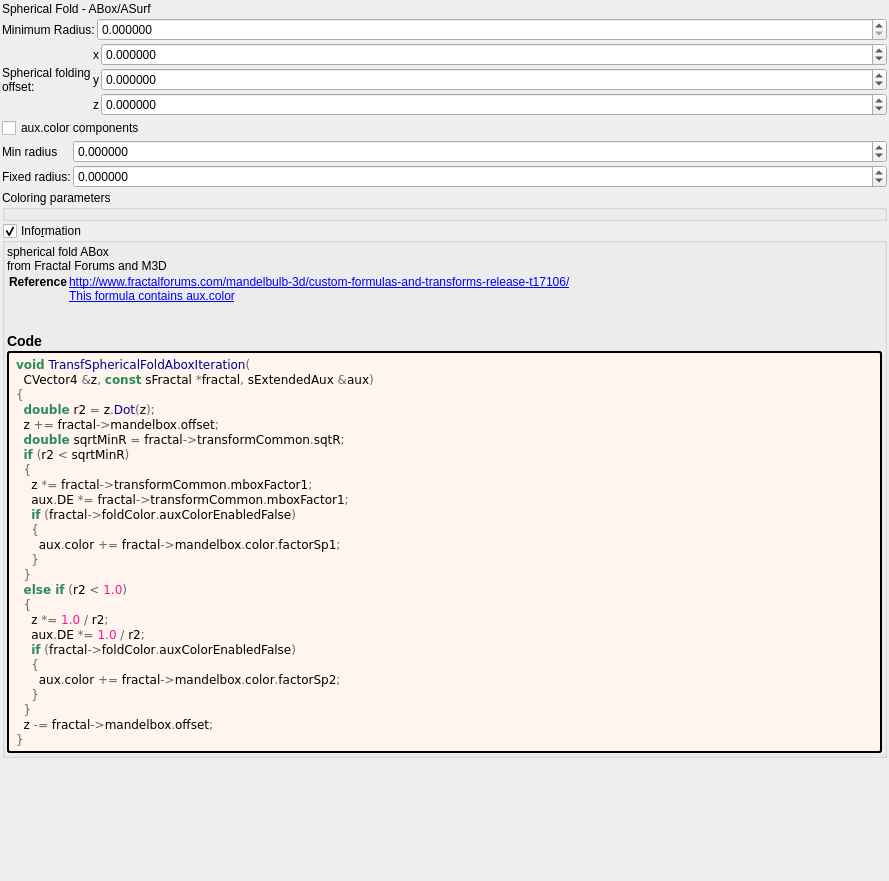
This is mandelbulber2/formula/ui/transf_spherical_fold_abox.ui in buddhi1980/mandelbulber2 as Qt 5 draws it before an edit. The edited form follows.
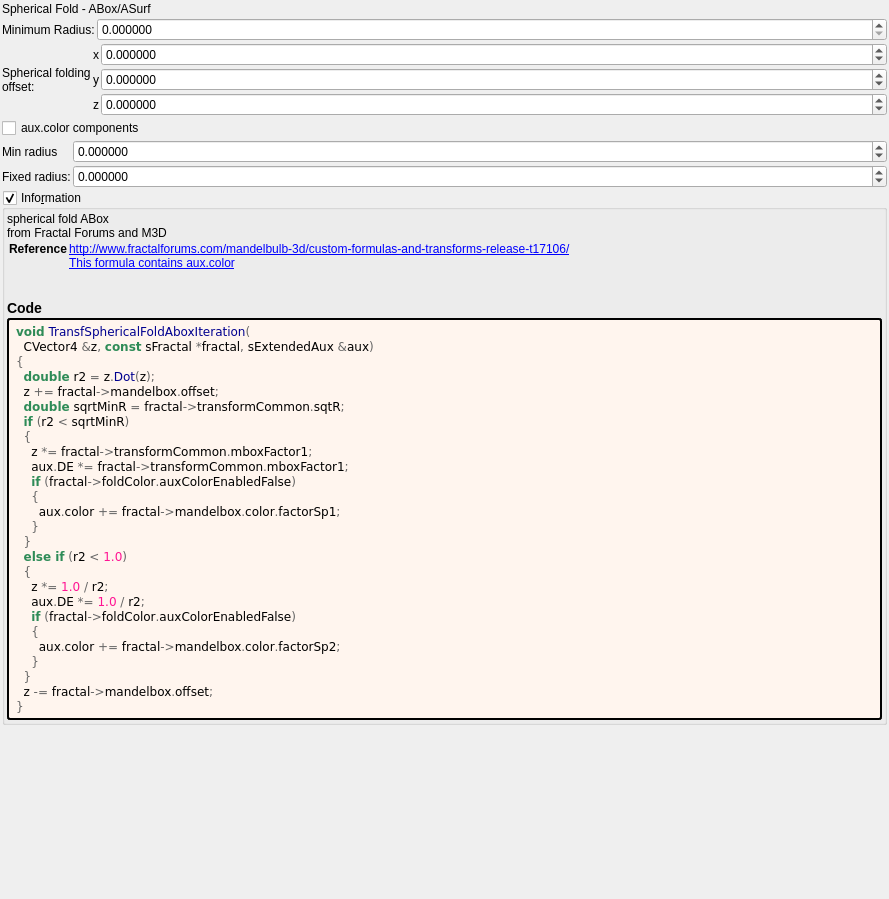
This is the edited form. Custom widgets are drawn as their Qt base class.

Commit message: sphere fold pnorm

```diff
--- a/mandelbulber2/formula/ui/transf_spherical_fold_abox.ui
+++ b/mandelbulber2/formula/ui/transf_spherical_fold_abox.ui
@@ -7,7 +7,7 @@
     <x>0</x>
     <y>0</y>
     <width>889</width>
-    <height>881</height>
+    <height>899</height>
    </rect>
   </property>
   <property name="windowTitle">
@@ -306,30 +306,6 @@
      </item>
     </layout>
    </item>
-   <item>
-    <widget class="QGroupBox" name="groupBox_4">
-     <property name="title">
-      <string>Coloring parameters</string>
-     </property>
-     <layout class="QGridLayout" name="gridLayout_5">
-      <property name="leftMargin">
-       <number>2</number>
-      </property>
-      <property name="topMargin">
-       <number>2</number>
-      </property>
-      <property name="rightMargin">
-       <number>2</number>
-      </property>
-      <property name="bottomMargin">
-       <number>2</number>
-      </property>
-      <property name="spacing">
-       <number>2</number>
-      </property>
-     </layout>
-    </widget>
-   </item>
    <item>
     <widget class="MyGroupBox" name="groupCheck_info">
      <property name="title">
```
Left out of the diff: 2 changed lines with no effect on the pictures. The commit also changes 8 other files.
